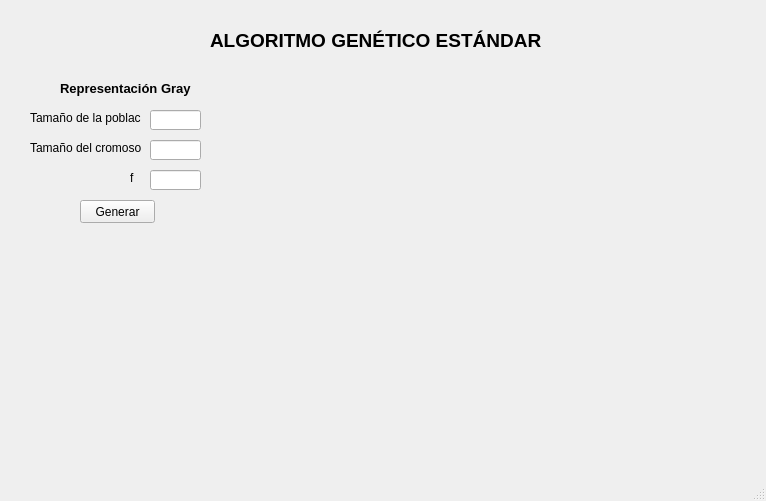
Qt form Interfaz.ui (JACM8544/Proyecto-Algoritmos-Gen) before a commit.
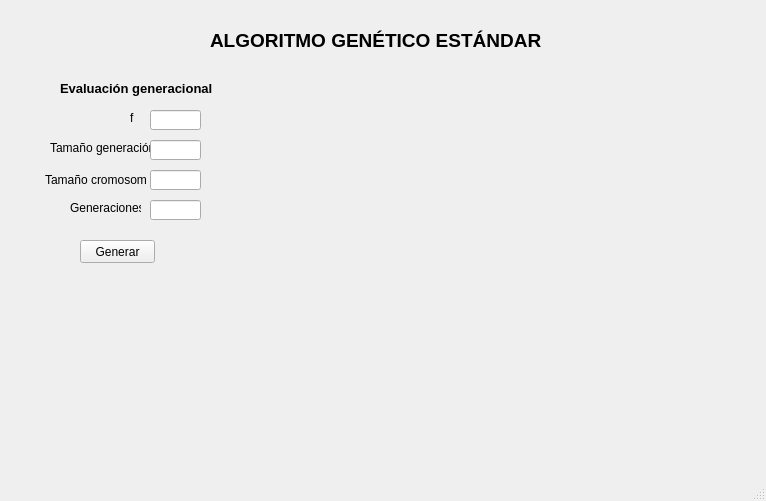
The same form after that commit.

The edit to the form file:
```diff
--- a/Interfaz.ui
+++ b/Interfaz.ui
@@ -1,7 +1,7 @@
 <?xml version="1.0" encoding="UTF-8"?>
 <ui version="4.0">
- <class>MainWindow</class>
- <widget class="QMainWindow" name="MainWindow">
+ <class>ngen_generacional</class>
+ <widget class="QMainWindow" name="ngen_generacional">
   <property name="geometry">
    <rect>
     <x>0</x>
@@ -40,7 +40,7 @@
      <rect>
       <x>60</x>
       <y>80</y>
-      <width>141</width>
+      <width>171</width>
       <height>16</height>
      </rect>
     </property>
@@ -53,60 +53,14 @@
      </font>
     </property>
     <property name="text">
-     <string>Representación Gray</string>
+     <string>Evaluación generacional</string>
     </property>
    </widget>
    <widget class="QLabel" name="label_3">
     <property name="geometry">
      <rect>
-      <x>30</x>
-      <y>110</y>
-      <width>111</width>
-      <height>16</height>
-     </rect>
-    </property>
-    <property name="text">
-     <string>Tamaño de la población</string>
-    </property>
-   </widget>
-   <widget class="QLabel" name="label_4">
-    <property name="geometry">
-     <rect>
-      <x>30</x>
-      <y>140</y>
-      <width>111</width>
-      <height>16</height>
-     </rect>
-    </property>
-    <property name="text">
-     <string>Tamaño del cromosoma</string>
-    </property>
-   </widget>
-   <widget class="QLineEdit" name="t_pob_gray">
-    <property name="geometry">
-     <rect>
-      <x>150</x>
-      <y>110</y>
-      <width>51</width>
-      <height>20</height>
-     </rect>
-    </property>
-   </widget>
-   <widget class="QLineEdit" name="t_crom_gray">
-    <property name="geometry">
-     <rect>
-      <x>150</x>
-      <y>140</y>
-      <width>51</width>
-      <height>20</height>
-     </rect>
-    </property>
-   </widget>
-   <widget class="QLabel" name="label_5">
-    <property name="geometry">
-     <rect>
       <x>130</x>
-      <y>170</y>
+      <y>110</y>
       <width>16</width>
       <height>16</height>
      </rect>
@@ -115,21 +69,67 @@
      <string>f</string>
     </property>
    </widget>
-   <widget class="QLineEdit" name="f_gray">
+   <widget class="QLabel" name="label_4">
     <property name="geometry">
      <rect>
+      <x>50</x>
+      <y>140</y>
+      <width>101</width>
+      <height>16</height>
+     </rect>
+    </property>
+    <property name="text">
+     <string>Tamaño generación</string>
+    </property>
+   </widget>
+   <widget class="QLineEdit" name="f_gen">
+    <property name="geometry">
+     <rect>
       <x>150</x>
+      <y>110</y>
+      <width>51</width>
+      <height>20</height>
+     </rect>
+    </property>
+   </widget>
+   <widget class="QLineEdit" name="t_pob_gen">
+    <property name="geometry">
+     <rect>
+      <x>150</x>
+      <y>140</y>
+      <width>51</width>
+      <height>20</height>
+     </rect>
+    </property>
+   </widget>
+   <widget class="QLabel" name="label_5">
+    <property name="geometry">
+     <rect>
+      <x>45</x>
       <y>170</y>
+      <width>101</width>
+      <height>20</height>
+     </rect>
+    </property>
+    <property name="text">
+     <string>Tamaño cromosoma</string>
+    </property>
+   </widget>
+   <widget class="QLineEdit" name="rango_gen">
+    <property name="geometry">
+     <rect>
+      <x>150</x>
+      <y>170</y>
       <width>51</width>
       <height>20</height>
      </rect>
     </property>
    </widget>
-   <widget class="QPushButton" name="gen_gray">
+   <widget class="QPushButton" name="generacional">
     <property name="geometry">
      <rect>
       <x>80</x>
-      <y>200</y>
+      <y>240</y>
       <width>75</width>
       <height>23</height>
      </rect>
@@ -138,6 +138,29 @@
      <string>Generar</string>
     </property>
    </widget>
+   <widget class="QLabel" name="label_6">
+    <property name="geometry">
+     <rect>
+      <x>70</x>
+      <y>200</y>
+      <width>71</width>
+      <height>16</height>
+     </rect>
+    </property>
+    <property name="text">
+     <string>Generaciones</string>
+    </property>
+   </widget>
+   <widget class="QLineEdit" name="ngeneraciones">
+    <property name="geometry">
+     <rect>
+      <x>150</x>
+      <y>200</y>
+      <width>51</width>
+      <height>20</height>
+     </rect>
+    </property>
+   </widget>
   </widget>
   <widget class="QStatusBar" name="statusbar"/>
  </widget>
```
